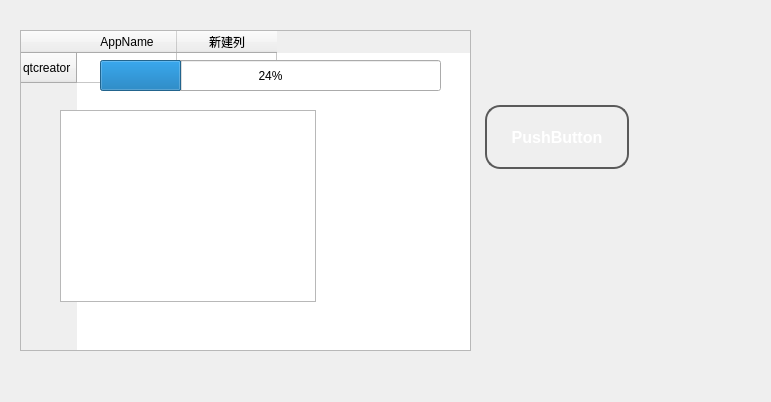
This is widget.ui in pinkyrie/ADog as Qt 5 draws it before an edit. The edited form follows.
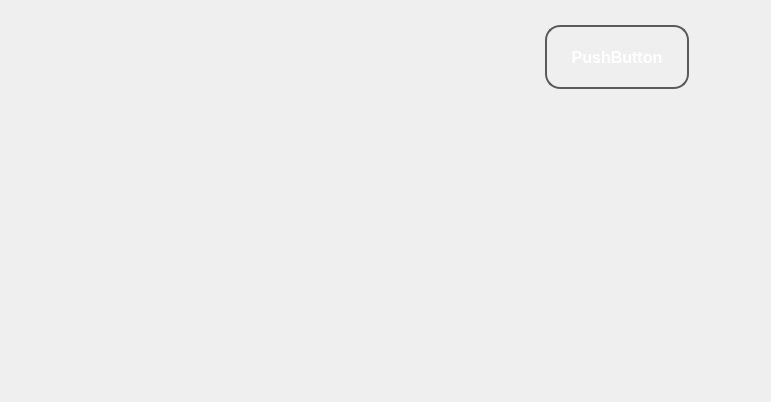
This is the edited form. Icons and pictures are not drawn.

Commit message:
update: add some layout in UI (moyu)
(⊙﹏⊙)调研一下肿么弄好看（多个试图/页面切换 + 绑定点击事件到图标或者标签上而且还能对齐条形图） （o((>ω< ))o时间不够子！

Diff of the .ui file:
```diff
--- a/widget.ui
+++ b/widget.ui
@@ -58,8 +58,8 @@
   <widget class="QPushButton" name="btn_test">
    <property name="geometry">
     <rect>
-     <x>480</x>
-     <y>100</y>
+     <x>540</x>
+     <y>20</y>
      <width>154</width>
      <height>74</height>
     </rect>
@@ -70,58 +70,8 @@
    <property name="text">
     <string>PushButton</string>
    </property>
-  </widget>
-  <widget class="QTableWidget" name="tableWidget">
-   <property name="geometry">
-    <rect>
-     <x>20</x>
-     <y>30</y>
-     <width>451</width>
-     <height>321</height>
-    </rect>
-   </property>
-   <row>
-    <property name="text">
-     <string>qtcreator</string>
-    </property>
-   </row>
-   <column>
-    <property name="text">
-     <string>AppName</string>
-    </property>
-   </column>
-   <column>
-    <property name="text">
-     <string>新建列</string>
-    </property>
-   </column>
-   <item row="0" column="0">
-    <property name="text">
-     <string/>
-    </property>
-   </item>
-  </widget>
-  <widget class="QProgressBar" name="progressBar">
-   <property name="geometry">
-    <rect>
-     <x>100</x>
-     <y>60</y>
-     <width>341</width>
-     <height>31</height>
-    </rect>
-   </property>
-   <property name="value">
-    <number>24</number>
-   </property>
-  </widget>
-  <widget class="QGraphicsView" name="graphicsView">
-   <property name="geometry">
-    <rect>
-     <x>60</x>
-     <y>110</y>
-     <width>256</width>
-     <height>192</height>
-    </rect>
+   <property name="icon">
+    <iconset theme="go-next"/>
    </property>
   </widget>
  </widget>
```
The commit also changes 4 other files.
